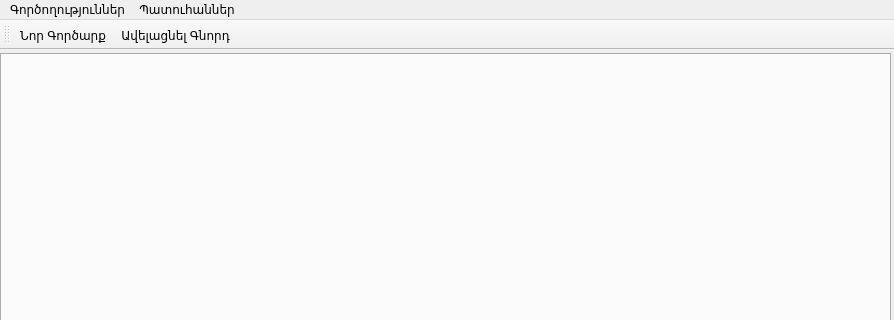
This is src/farmmanager.ui in ADCompany/AD-Farm as Qt 5 draws it before an edit; both pictures show x 0 to 894 and y 0 to 320 of the 894 by 637 pixel window. The edited form follows.
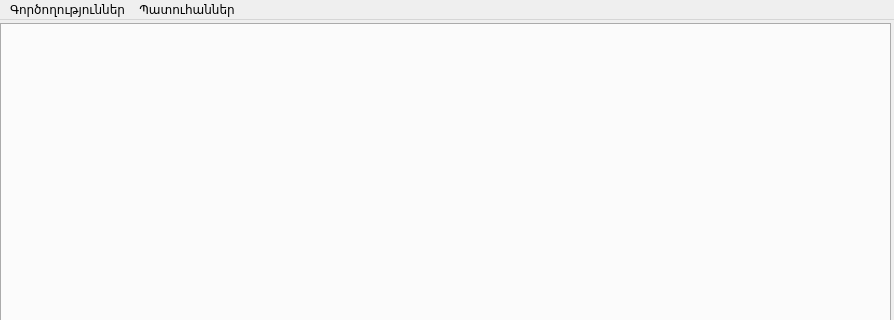
This is the edited form. Icons and pictures are not drawn.

Commit message: Remove Tool Bar

Patch:
```diff
--- a/src/farmmanager.ui
+++ b/src/farmmanager.ui
@@ -101,16 +101,6 @@
    <addaction name="menuFile"/>
    <addaction name="menuFarm"/>
   </widget>
-  <widget class="QToolBar" name="mainToolBar">
-   <attribute name="toolBarArea">
-    <enum>TopToolBarArea</enum>
-   </attribute>
-   <attribute name="toolBarBreak">
-    <bool>true</bool>
-   </attribute>
-   <addaction name="actNewDeal"/>
-   <addaction name="actAddCustomer"/>
-  </widget>
   <action name="actNewDeal">
    <property name="icon">
     <iconset resource="farmmanager.qrc">
```
